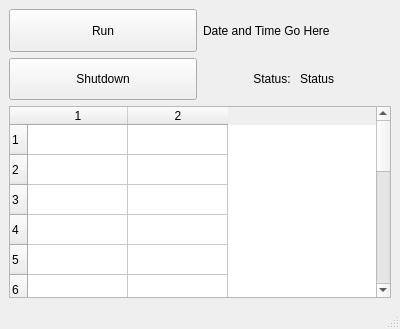
Before: the Qt Designer form eldoragui/EldoraMain.ui in NCAR/eldora_instrument, drawn with Qt 5.
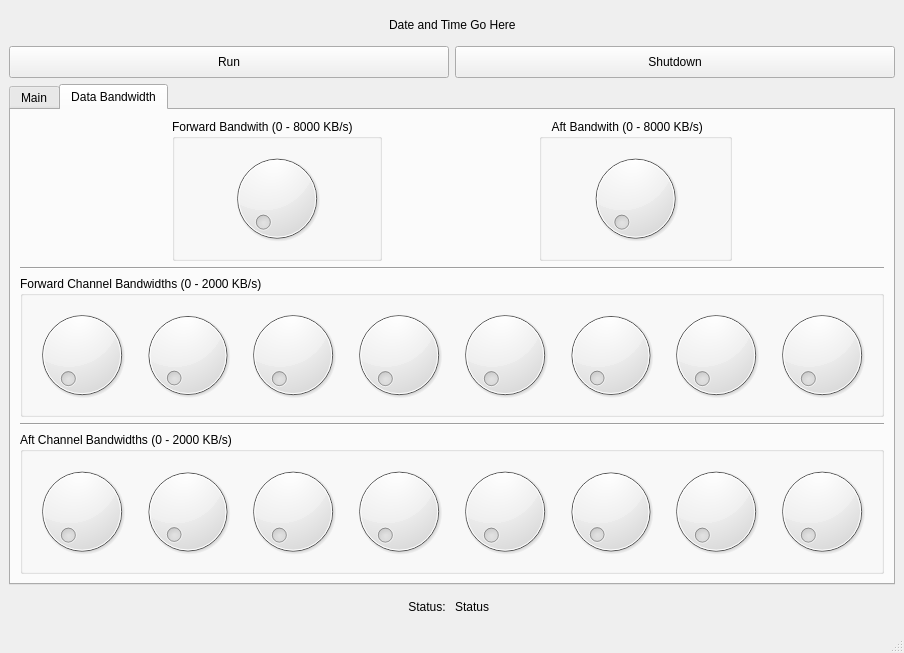
After: the same form once the commit is applied. The open tabs and pages were chosen to show the change.

Commit message: Prototyping user interface. Bandwidth statistics from eldoradrx have been disabled, since the DrxRPC class now queries the RR314 and resets these values. Beam rates are still displayed for the time being.

Diff of the .ui file:
```diff
--- a/eldoragui/EldoraMain.ui
+++ b/eldoragui/EldoraMain.ui
@@ -5,8 +5,8 @@
    <rect>
     <x>0</x>
     <y>0</y>
-    <width>400</width>
-    <height>329</height>
+    <width>904</width>
+    <height>653</height>
    </rect>
   </property>
   <property name="sizePolicy" >
@@ -29,72 +29,27 @@
      <number>6</number>
     </property>
     <item>
-     <layout class="QGridLayout" >
+     <layout class="QHBoxLayout" >
       <property name="margin" >
        <number>0</number>
       </property>
       <property name="spacing" >
        <number>6</number>
       </property>
-      <item row="1" column="0" >
-       <widget class="QPushButton" name="shutdownButton" >
-        <property name="sizePolicy" >
-         <sizepolicy>
-          <hsizetype>1</hsizetype>
-          <vsizetype>3</vsizetype>
-          <horstretch>0</horstretch>
-          <verstretch>0</verstretch>
-         </sizepolicy>
+      <item>
+       <spacer>
+        <property name="orientation" >
+         <enum>Qt::Horizontal</enum>
         </property>
-        <property name="text" >
-         <string>Shutdown</string>
+        <property name="sizeHint" >
+         <size>
+          <width>40</width>
+          <height>20</height>
+         </size>
         </property>
-       </widget>
+       </spacer>
       </item>
-      <item row="1" column="1" >
-       <layout class="QHBoxLayout" >
-        <property name="margin" >
-         <number>0</number>
-        </property>
-        <property name="spacing" >
-         <number>6</number>
-        </property>
-        <item>
-         <widget class="QLabel" name="label" >
-          <property name="sizePolicy" >
-           <sizepolicy>
-            <hsizetype>5</hsizetype>
-            <vsizetype>3</vsizetype>
-            <horstretch>0</horstretch>
-            <verstretch>0</verstretch>
-           </sizepolicy>
-          </property>
-          <property name="text" >
-           <string>Status: </string>
-          </property>
-          <property name="alignment" >
-           <set>Qt::AlignRight|Qt::AlignTrailing|Qt::AlignVCenter</set>
-          </property>
-         </widget>
-        </item>
-        <item>
-         <widget class="QLabel" name="statusLabel" >
-          <property name="sizePolicy" >
-           <sizepolicy>
-            <hsizetype>5</hsizetype>
-            <vsizetype>3</vsizetype>
-            <horstretch>0</horstretch>
-            <verstretch>0</verstretch>
-           </sizepolicy>
-          </property>
-          <property name="text" >
-           <string>Status</string>
-          </property>
-         </widget>
-        </item>
-       </layout>
-      </item>
-      <item row="0" column="1" >
+      <item>
        <widget class="QLabel" name="dateTimeLabel" >
         <property name="sizePolicy" >
          <sizepolicy>
@@ -109,7 +64,30 @@
         </property>
        </widget>
       </item>
-      <item row="0" column="0" >
+      <item>
+       <spacer>
+        <property name="orientation" >
+         <enum>Qt::Horizontal</enum>
+        </property>
+        <property name="sizeHint" >
+         <size>
+          <width>40</width>
+          <height>20</height>
+         </size>
+        </property>
+       </spacer>
+      </item>
+     </layout>
+    </item>
+    <item>
+     <layout class="QHBoxLayout" >
+      <property name="margin" >
+       <number>0</number>
+      </property>
+      <property name="spacing" >
+       <number>6</number>
+      </property>
+      <item>
        <widget class="QPushButton" name="runButton" >
         <property name="sizePolicy" >
          <sizepolicy>
@@ -127,44 +105,449 @@
         </property>
        </widget>
       </item>
+      <item>
+       <widget class="QPushButton" name="shutdownButton" >
+        <property name="sizePolicy" >
+         <sizepolicy>
+          <hsizetype>1</hsizetype>
+          <vsizetype>3</vsizetype>
+          <horstretch>0</horstretch>
+          <verstretch>0</verstretch>
+         </sizepolicy>
+        </property>
+        <property name="text" >
+         <string>Shutdown</string>
+        </property>
+       </widget>
+      </item>
      </layout>
     </item>
     <item>
-     <widget class="QTableWidget" name="statusTable" >
-      <property name="sizePolicy" >
-       <sizepolicy>
-        <hsizetype>7</hsizetype>
-        <vsizetype>4</vsizetype>
-        <horstretch>0</horstretch>
-        <verstretch>0</verstretch>
-       </sizepolicy>
+     <widget class="QTabWidget" name="tabWidget" >
+      <property name="currentIndex" >
+       <number>0</number>
       </property>
-      <property name="rowCount" >
-       <number>16</number>
-      </property>
-      <property name="columnCount" >
-       <number>2</number>
-      </property>
-      <row/>
-      <row/>
-      <row/>
-      <row/>
-      <row/>
-      <row/>
-      <row/>
-      <row/>
-      <row/>
-      <row/>
-      <row/>
-      <row/>
-      <row/>
-      <row/>
-      <row/>
-      <row/>
-      <column/>
-      <column/>
+      <widget class="QWidget" name="tab_2" >
+       <attribute name="title" >
+        <string>Main</string>
+       </attribute>
+       <layout class="QVBoxLayout" >
+        <property name="margin" >
+         <number>9</number>
+        </property>
+        <property name="spacing" >
+         <number>6</number>
+        </property>
+        <item>
+         <spacer>
+          <property name="orientation" >
+           <enum>Qt::Vertical</enum>
+          </property>
+          <property name="sizeHint" >
+           <size>
+            <width>20</width>
+            <height>40</height>
+           </size>
+          </property>
+         </spacer>
+        </item>
+        <item>
+         <widget class="QGroupBox" name="groupBox_3" >
+          <property name="title" >
+           <string>Pulses per second</string>
+          </property>
+          <layout class="QVBoxLayout" >
+           <property name="margin" >
+            <number>9</number>
+           </property>
+           <property name="spacing" >
+            <number>6</number>
+           </property>
+           <item>
+            <layout class="QHBoxLayout" >
+             <property name="margin" >
+              <number>0</number>
+             </property>
+             <property name="spacing" >
+              <number>6</number>
+             </property>
+             <item>
+              <widget class="QLabel" name="label_2" >
+               <property name="text" >
+                <string>Forward</string>
+               </property>
+              </widget>
+             </item>
+             <item>
+              <widget class="QLCDNumber" name="forwardPulsesLcd" />
+             </item>
+             <item>
+              <widget class="QProgressBar" name="forwardPulsesProgress" >
+               <property name="value" >
+                <number>24</number>
+               </property>
+               <property name="orientation" >
+                <enum>Qt::Horizontal</enum>
+               </property>
+              </widget>
+             </item>
+            </layout>
+           </item>
+           <item>
+            <layout class="QHBoxLayout" >
+             <property name="margin" >
+              <number>0</number>
+             </property>
+             <property name="spacing" >
+              <number>6</number>
+             </property>
+             <item>
+              <widget class="QLabel" name="label_3" >
+               <property name="text" >
+                <string>         Aft</string>
+               </property>
+              </widget>
+             </item>
+             <item>
+              <widget class="QLCDNumber" name="aftPulsesLcd" />
+             </item>
+             <item>
+              <widget class="QProgressBar" name="aftPulsesProgress" >
+               <property name="value" >
+                <number>24</number>
+               </property>
+               <property name="orientation" >
+                <enum>Qt::Horizontal</enum>
+               </property>
+              </widget>
+             </item>
+            </layout>
+           </item>
+          </layout>
+         </widget>
+        </item>
+        <item>
+         <spacer>
+          <property name="orientation" >
+           <enum>Qt::Vertical</enum>
+          </property>
+          <property name="sizeHint" >
+           <size>
+            <width>20</width>
+            <height>40</height>
+           </size>
+          </property>
+         </spacer>
+        </item>
+       </layout>
+      </widget>
+      <widget class="QWidget" name="tab" >
+       <attribute name="title" >
+        <string>Data Bandwidth</string>
+       </attribute>
+       <layout class="QVBoxLayout" >
+        <property name="margin" >
+         <number>9</number>
+        </property>
+        <property name="spacing" >
+         <number>6</number>
+        </property>
+        <item>
+         <layout class="QHBoxLayout" >
+          <property name="margin" >
+           <number>0</number>
+          </property>
+          <property name="spacing" >
+           <number>6</number>
+          </property>
+          <item>
+           <spacer>
+            <property name="orientation" >
+             <enum>Qt::Horizontal</enum>
+            </property>
+            <property name="sizeHint" >
+             <size>
+              <width>40</width>
+              <height>20</height>
+             </size>
+            </property>
+           </spacer>
+          </item>
+          <item>
+           <widget class="QGroupBox" name="groupBox" >
+            <property name="title" >
+             <string>Forward Bandwith (0 - 8000 KB/s)</string>
+            </property>
+            <layout class="QVBoxLayout" >
+             <property name="margin" >
+              <number>9</number>
+             </property>
+             <property name="spacing" >
+              <number>6</number>
+             </property>
+             <item>
+              <widget class="QDial" name="forwardBWdial" >
+               <property name="orientation" >
+                <enum>Qt::Horizontal</enum>
+               </property>
+              </widget>
+             </item>
+            </layout>
+           </widget>
+          </item>
+          <item>
+           <spacer>
+            <property name="orientation" >
+             <enum>Qt::Horizontal</enum>
+            </property>
+            <property name="sizeHint" >
+             <size>
+              <width>40</width>
+              <height>20</height>
+             </size>
+            </property>
+           </spacer>
+          </item>
+          <item>
+           <widget class="QGroupBox" name="groupBox_2" >
+            <property name="title" >
+             <string>    Aft Bandwith (0 - 8000 KB/s)</string>
+            </property>
+            <layout class="QVBoxLayout" >
+             <property name="margin" >
+              <number>9</number>
+             </property>
+             <property name="spacing" >
+              <number>6</number>
+             </property>
+             <item>
+              <widget class="QDial" name="aftBWdial" >
+               <property name="orientation" >
+                <enum>Qt::Horizontal</enum>
+               </property>
+              </widget>
+             </item>
+            </layout>
+           </widget>
+          </item>
+          <item>
+           <spacer>
+            <property name="orientation" >
+             <enum>Qt::Horizontal</enum>
+            </property>
+            <property name="sizeHint" >
+             <size>
+              <width>40</width>
+              <height>20</height>
+             </size>
+            </property>
+           </spacer>
+          </item>
+         </layout>
+        </item>
+        <item>
+         <widget class="Line" name="line_2" >
+          <property name="orientation" >
+           <enum>Qt::Horizontal</enum>
+          </property>
+         </widget>
+        </item>
+        <item>
+         <widget class="QGroupBox" name="forwardDials" >
+          <property name="title" >
+           <string>Forward Channel Bandwidths (0 - 2000 KB/s)</string>
+          </property>
+          <layout class="QHBoxLayout" >
+           <property name="margin" >
+            <number>9</number>
+           </property>
+           <property name="spacing" >
+            <number>6</number>
+           </property>
+           <item>
+            <widget class="QDial" name="dial" >
+             <property name="orientation" >
+              <enum>Qt::Horizontal</enum>
+             </property>
+            </widget>
+           </item>
+           <item>
+            <widget class="QDial" name="dial_2" >
+             <property name="orientation" >
+              <enum>Qt::Horizontal</enum>
+             </property>
+            </widget>
+           </item>
+           <item>
+            <widget class="QDial" name="dial_3" >
+             <property name="orientation" >
+              <enum>Qt::Horizontal</enum>
+             </property>
+            </widget>
+           </item>
+           <item>
+            <widget class="QDial" name="dial_4" >
+             <property name="orientation" >
+              <enum>Qt::Horizontal</enum>
+             </property>
+            </widget>
+           </item>
+           <item>
+            <widget class="QDial" name="dial_5" >
+             <property name="orientation" >
+              <enum>Qt::Horizontal</enum>
+             </property>
+            </widget>
+           </item>
+           <item>
+            <widget class="QDial" name="dial_6" >
+             <property name="orientation" >
+              <enum>Qt::Horizontal</enum>
+             </property>
+            </widget>
+           </item>
+           <item>
+            <widget class="QDial" name="dial_7" >
+             <property name="orientation" >
+              <enum>Qt::Horizontal</enum>
+             </property>
+            </widget>
+           </item>
+           <item>
+            <widget class="QDial" name="dial_8" >
+             <property name="orientation" >
+              <enum>Qt::Horizontal</enum>
+             </property>
+            </widget>
+           </item>
+          </layout>
+         </widget>
+        </item>
+        <item>
+         <widget class="Line" name="line" >
+          <property name="orientation" >
+           <enum>Qt::Horizontal</enum>
+          </property>
+         </widget>
+        </item>
+        <item>
+         <widget class="QGroupBox" name="aftDials" >
+          <property name="title" >
+           <string>Aft Channel Bandwidths (0 - 2000 KB/s)</string>
+          </property>
+          <layout class="QHBoxLayout" >
+           <property name="margin" >
+            <number>9</number>
+           </property>
+           <property name="spacing" >
+            <number>6</number>
+           </property>
+           <item>
+            <widget class="QDial" name="dial_9" >
+             <property name="orientation" >
+              <enum>Qt::Horizontal</enum>
+             </property>
+            </widget>
+           </item>
+           <item>
+            <widget class="QDial" name="dial_10" >
+             <property name="orientation" >
+              <enum>Qt::Horizontal</enum>
+             </property>
+            </widget>
+           </item>
+           <item>
+            <widget class="QDial" name="dial_11" >
+             <property name="orientation" >
+              <enum>Qt::Horizontal</enum>
+             </property>
+            </widget>
+           </item>
+           <item>
+            <widget class="QDial" name="dial_12" >
+             <property name="orientation" >
+              <enum>Qt::Horizontal</enum>
+             </property>
+            </widget>
+           </item>
+           <item>
+            <widget class="QDial" name="dial_13" >
+             <property name="orientation" >
+              <enum>Qt::Horizontal</enum>
+             </property>
+            </widget>
+           </item>
+           <item>
+            <widget class="QDial" name="dial_14" >
+             <property name="orientation" >
+              <enum>Qt::Horizontal</enum>
+             </property>
+            </widget>
+           </item>
+           <item>
+            <widget class="QDial" name="dial_15" >
+             <property name="orientation" >
+              <enum>Qt::Horizontal</enum>
+             </property>
+            </widget>
+           </item>
+           <item>
+            <widget class="QDial" name="dial_16" >
+             <property name="orientation" >
+              <enum>Qt::Horizontal</enum>
+             </property>
+            </widget>
+           </item>
+          </layout>
+         </widget>
+        </item>
+       </layout>
+      </widget>
      </widget>
     </item>
+    <item>
+     <layout class="QHBoxLayout" >
+      <property name="margin" >
+       <number>0</number>
+      </property>
+      <property name="spacing" >
+       <number>6</number>
+      </property>
+      <item>
+       <widget class="QLabel" name="label" >
+        <property name="sizePolicy" >
+         <sizepolicy>
+          <hsizetype>5</hsizetype>
+          <vsizetype>3</vsizetype>
+          <horstretch>0</horstretch>
+          <verstretch>0</verstretch>
+         </sizepolicy>
+        </property>
+        <property name="text" >
+         <string>Status: </string>
+        </property>
+        <property name="alignment" >
+         <set>Qt::AlignRight|Qt::AlignTrailing|Qt::AlignVCenter</set>
+        </property>
+       </widget>
+      </item>
+      <item>
+       <widget class="QLabel" name="statusLabel" >
+        <property name="sizePolicy" >
+         <sizepolicy>
+          <hsizetype>5</hsizetype>
+          <vsizetype>3</vsizetype>
+          <horstretch>0</horstretch>
+          <verstretch>0</verstretch>
+         </sizepolicy>
+        </property>
+        <property name="text" >
+         <string>Status</string>
+        </property>
+       </widget>
+      </item>
+     </layout>
+    </item>
    </layout>
   </widget>
   <widget class="QMenuBar" name="menubar" >
```
Left out of the diff: 2 changed lines with no effect on the pictures. The commit also changes 5 other files.
